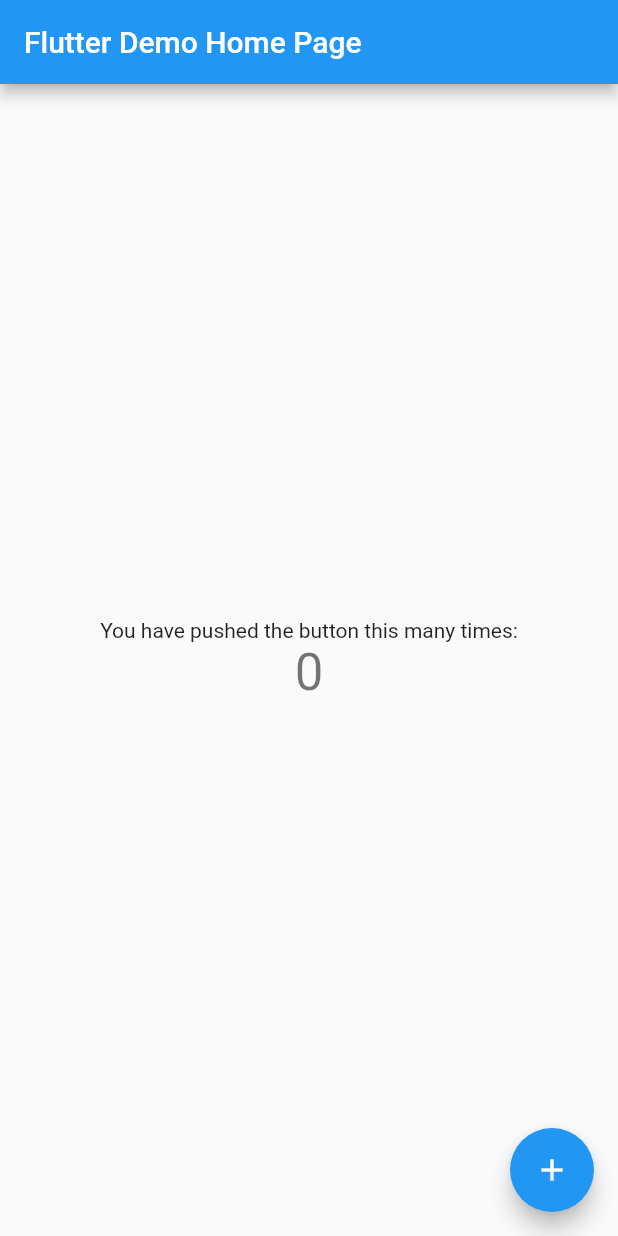
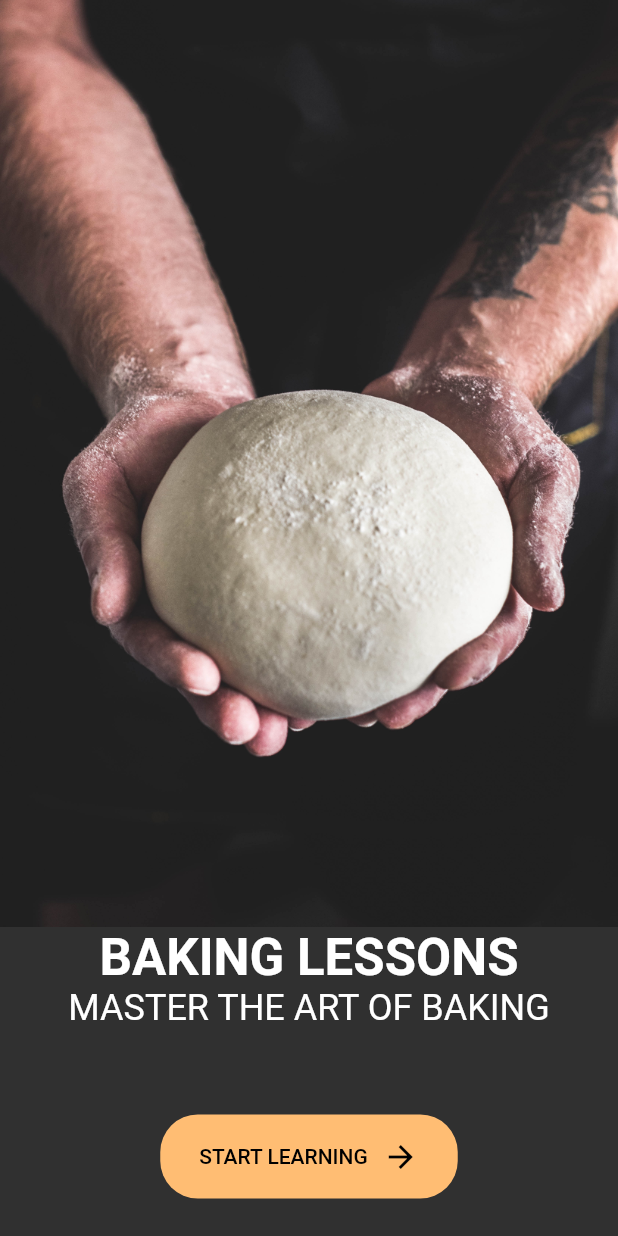
Before and after one commit to hpbyte/flutter_warm_ups, a Flutter app: the screen it shows after launch, on a phone screen of 412 x 824 dp. Run offline on Flutter 3.47's test engine with Material 2 defaults, Android fonts, the phone set to English and light mode, and no system bars.

```diff
--- /dev/null
+++ b/lib/constants.dart
@@ -0,0 +1,4 @@
+import 'package:flutter/material.dart';
+
+const backgroundColor = Color(0xFF202020);
+const primaryColor = Color(0xFFFFBD73);
--- a/lib/main.dart
+++ b/lib/main.dart
@@ -1,117 +1,109 @@
 import 'package:flutter/material.dart';
+import 'constants.dart';
 
 void main() {
   runApp(MyApp());
 }
 
 class MyApp extends StatelessWidget {
-  // This widget is the root of your application.
   @override
   Widget build(BuildContext context) {
     return MaterialApp(
-      title: 'Flutter Demo',
+      title: 'Auth Screen 1',
       theme: ThemeData(
-        // This is the theme of your application.
-        //
-        // Try running your application with "flutter run". You'll see the
-        // application has a blue toolbar. Then, without quitting the app, try
-        // changing the primarySwatch below to Colors.green and then invoke
-        // "hot reload" (press "r" in the console where you ran "flutter run",
-        // or simply save your changes to "hot reload" in a Flutter IDE).
-        // Notice that the counter didn't reset back to zero; the application
-        // is not restarted.
+        brightness: Brightness.dark,
         primarySwatch: Colors.blue,
-        // This makes the visual density adapt to the platform that you run
-        // the app on. For desktop platforms, the controls will be smaller and
-        // closer together (more dense) than on mobile platforms.
-        visualDensity: VisualDensity.adaptivePlatformDensity,
+        primaryColor: primaryColor,
+        backgroundColor: backgroundColor,
+        textTheme: TextTheme(
+          headline4: TextStyle(
+            color: Colors.white,
+            fontWeight: FontWeight.bold,
           ),
-      home: MyHomePage(title: 'Flutter Demo Home Page'),
+          button: TextStyle(
+            color: primaryColor,
+          ),
+          headline5: TextStyle(
+            color: Colors.white,
+            fontWeight: FontWeight.normal,
+          ),
+        ),
+      ),
+      home: WelcomeScreen(),
     );
   }
 }
 
-class MyHomePage extends StatefulWidget {
-  MyHomePage({Key key, this.title}) : super(key: key);
-
-  // This widget is the home page of your application. It is stateful, meaning
-  // that it has a State object (defined below) that contains fields that affect
-  // how it looks.
-
-  // This class is the configuration for the state. It holds the values (in this
-  // case the title) provided by the parent (in this case the App widget) and
-  // used by the build method of the State. Fields in a Widget subclass are
-  // always marked "final".
-
-  final String title;
-
-  @override
-  _MyHomePageState createState() => _MyHomePageState();
-}
-
-class _MyHomePageState extends State<MyHomePage> {
-  int _counter = 0;
-
-  void _incrementCounter() {
-    setState(() {
-      // This call to setState tells the Flutter framework that something has
-      // changed in this State, which causes it to rerun the build method below
-      // so that the display can reflect the updated values. If we changed
-      // _counter without calling setState(), then the build method would not be
-      // called again, and so nothing would appear to happen.
-      _counter++;
-    });
-  }
-
+class WelcomeScreen extends StatelessWidget {
   @override
   Widget build(BuildContext context) {
-    // This method is rerun every time setState is called, for instance as done
-    // by the _incrementCounter method above.
-    //
-    // The Flutter framework has been optimized to make rerunning build methods
-    // fast, so that you can just rebuild anything that needs updating rather
-    // than having to individually change instances of widgets.
     return Scaffold(
-      appBar: AppBar(
-        // Here we take the value from the MyHomePage object that was created by
-        // the App.build method, and use it to set our appbar title.
-        title: Text(widget.title),
+      body: Column(
+        children: [
+          Expanded(
+            flex: 3,
+            child: Container(
+              decoration: BoxDecoration(
+                image: DecorationImage(
+                  image: AssetImage('assets/bg.jpg'),
+                  fit: BoxFit.cover,
                 ),
-      body: Center(
-        // Center is a layout widget. It takes a single child and positions it
-        // in the middle of the parent.
+              ),
+            ),
+          ),
+          Expanded(
+            flex: 1,
             child: Column(
-          // Column is also a layout widget. It takes a list of children and
-          // arranges them vertically. By default, it sizes itself to fit its
-          // children horizontally, and tries to be as tall as its parent.
-          //
-          // Invoke "debug painting" (press "p" in the console, choose the
-          // "Toggle Debug Paint" action from the Flutter Inspector in Android
-          // Studio, or the "Toggle Debug Paint" command in Visual Studio Code)
-          // to see the wireframe for each widget.
-          //
-          // Column has various properties to control how it sizes itself and
-          // how it positions its children. Here we use mainAxisAlignment to
-          // center the children vertically; the main axis here is the vertical
-          // axis because Columns are vertical (the cross axis would be
-          // horizontal).
-          mainAxisAlignment: MainAxisAlignment.center,
-          children: <Widget>[
-            Text(
-              'You have pushed the button this many times:',
+              mainAxisAlignment: MainAxisAlignment.spaceBetween,
+              children: [
+                RichText(
+                  textAlign: TextAlign.center,
+                  text: TextSpan(
+                    children: [
+                      TextSpan(
+                        text: 'BAKING LESSONS\n',
+                        style: Theme.of(context).textTheme.headline4,
                       ),
-            Text(
-              '$_counter',
-              style: Theme.of(context).textTheme.headline4,
+                      TextSpan(
+                        text: 'MASTER THE ART OF BAKING',
+                        style: Theme.of(context).textTheme.headline5,
                       ),
                     ],
                   ),
                 ),
-      floatingActionButton: FloatingActionButton(
-        onPressed: _incrementCounter,
-        tooltip: 'Increment',
-        child: Icon(Icons.add),
-      ), // This trailing comma makes auto-formatting nicer for build methods.
+                FittedBox(
+                  child: Container(
+                    margin: EdgeInsets.only(bottom: 25),
+                    padding: EdgeInsets.symmetric(horizontal: 26, vertical: 16),
+                    decoration: BoxDecoration(
+                      borderRadius: BorderRadius.circular(25),
+                      color: primaryColor,
+                    ),
+                    child: Row(
+                      children: [
+                        Text(
+                          'START LEARNING',
+                          style: Theme.of(context)
+                              .textTheme
+                              .button
+                              .copyWith(color: Colors.black),
+                        ),
+                        SizedBox(
+                          width: 10,
+                        ),
+                        Icon(
+                          Icons.arrow_forward,
+                          color: Colors.black,
+                        )
+                      ],
+                    ),
+                  ),
+                ),
+              ],
+            ),
+          ),
+        ],
+      ),
     );
   }
 }
--- a/pubspec.yaml
+++ b/pubspec.yaml
@@ -45,8 +45,8 @@ flutter:
   uses-material-design: true
 
   # To add assets to your application, add an assets section, like this:
-  # assets:
-  #   - images/a_dot_burr.jpeg
+  assets:
+    - assets/
   #   - images/a_dot_ham.jpeg
 
   # An image asset can refer to one or more resolution-specific "variants", see
```
Also changed, not shown: assets/bg.jpg (added). Lines whose indentation alone changed are shown as unchanged.
